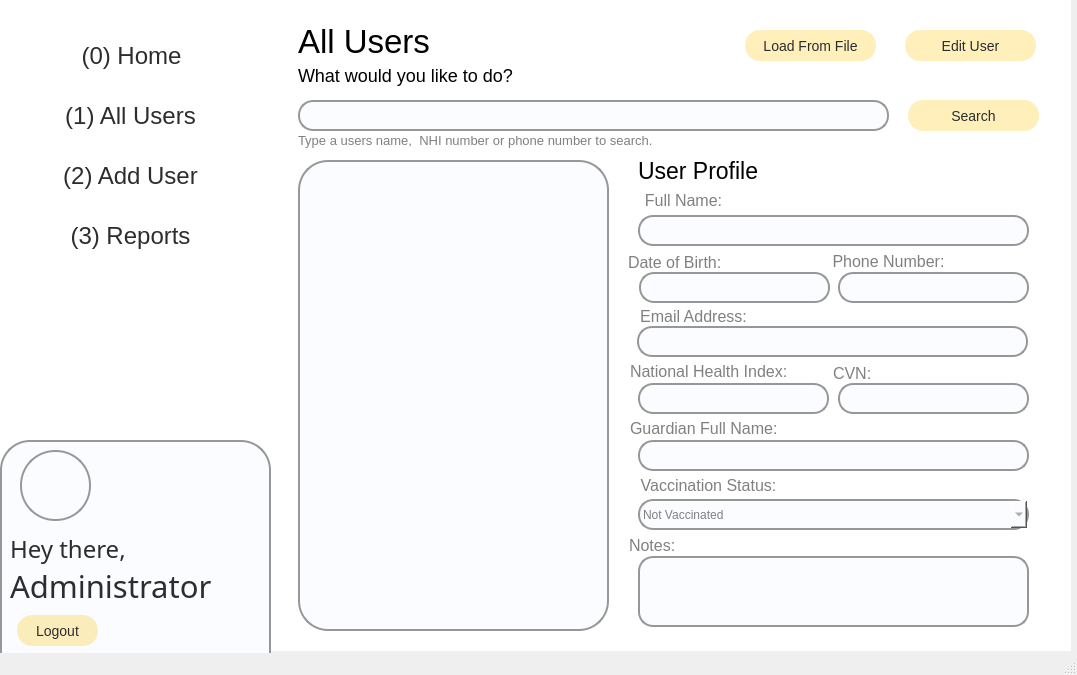
The window that mainwindow.ui (raghiiboiibaxtor/MyCOVIDRecord_New) describes before a commit, drawn with Qt 5.
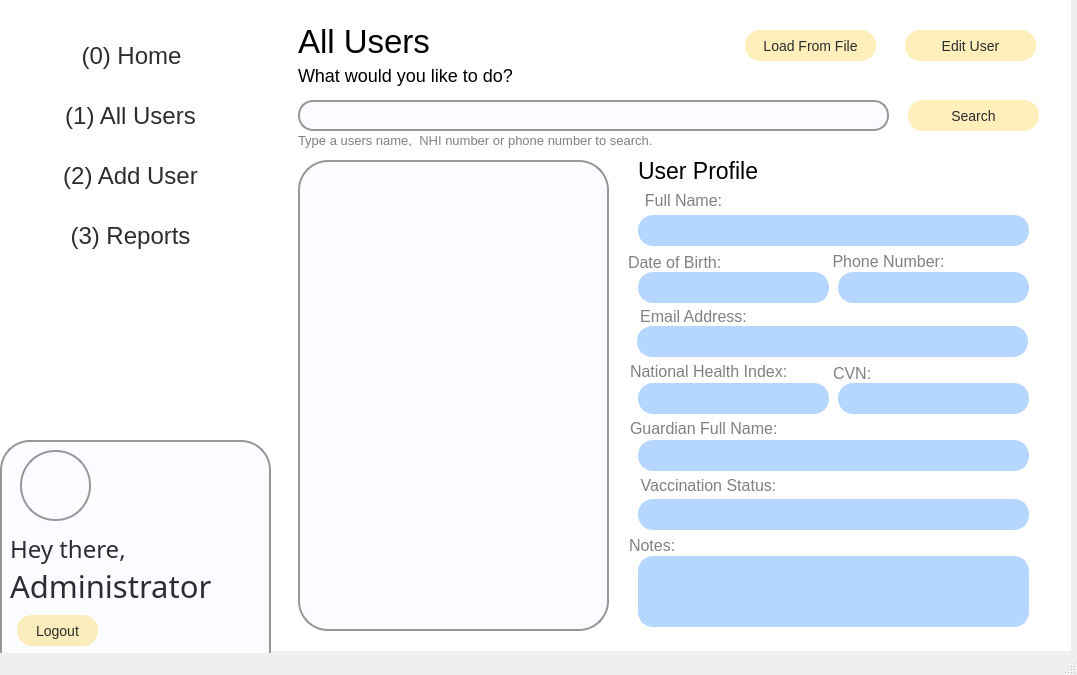
The same window after the commit. The open tabs and pages were chosen to show the change. Icons and pictures are not drawn.

Commit message: Edit Attempt, User Connections, & Label Edits

```diff
--- a/mainwindow.ui
+++ b/mainwindow.ui
@@ -584,81 +584,6 @@
 </string>
        </property>
       </widget>
-      <widget class="QLineEdit" name="showUserName">
-       <property name="geometry">
-        <rect>
-         <x>370</x>
-         <y>235</y>
-         <width>391</width>
-         <height>31</height>
-        </rect>
-       </property>
-       <property name="styleSheet">
-        <string notr="true">background:#FAFCFF;
-border: 2.3px solid #979797;
-border-radius: 15px;
-font-size: 12px;
-line-height: 33px;
-color: gray;
-</string>
-       </property>
-       <property name="text">
-        <string/>
-       </property>
-      </widget>
-      <widget class="QLineEdit" name="showUserGuardian">
-       <property name="geometry">
-        <rect>
-         <x>370</x>
-         <y>460</y>
-         <width>391</width>
-         <height>31</height>
-        </rect>
-       </property>
-       <property name="styleSheet">
-        <string notr="true">background:#FAFCFF;
-border: 2.3px solid #979797;
-border-radius: 15px;
-font-size: 12px;
-line-height: 33px;
-color: gray;
-</string>
-       </property>
-      </widget>
-      <widget class="QComboBox" name="showVaccStatus">
-       <property name="geometry">
-        <rect>
-         <x>370</x>
-         <y>519</y>
-         <width>391</width>
-         <height>31</height>
-        </rect>
-       </property>
-       <property name="styleSheet">
-        <string notr="true">background:#FAFCFF;
-border: 2.3px solid #979797;
-border-radius: 15px;
-font-size: 12px;
-line-height: 33px;
-color: gray;
-</string>
-       </property>
-       <item>
-        <property name="text">
-         <string>Not Vaccinated</string>
-        </property>
-       </item>
-       <item>
-        <property name="text">
-         <string>Partially Vaccinated</string>
-        </property>
-       </item>
-       <item>
-        <property name="text">
-         <string>Fully Vaccinated</string>
-        </property>
-       </item>
-      </widget>
       <widget class="QLabel" name="labelVaccStatus_2">
        <property name="geometry">
         <rect>
@@ -787,25 +712,6 @@
         <number>13</number>
        </property>
       </widget>
-      <widget class="QLineEdit" name="showUserNHI">
-       <property name="geometry">
-        <rect>
-         <x>370</x>
-         <y>403</y>
-         <width>191</width>
-         <height>31</height>
-        </rect>
-       </property>
-       <property name="styleSheet">
-        <string notr="true">background:#FAFCFF;
-border: 2.3px solid #979797;
-border-radius: 15px;
-font-size: 12px;
-line-height: 33px;
-color: gray;
-</string>
-       </property>
-      </widget>
       <widget class="QLabel" name="labelNHI_2">
        <property name="geometry">
         <rect>
@@ -870,25 +776,6 @@
         <number>13</number>
        </property>
       </widget>
-      <widget class="QLineEdit" name="showUserPhone">
-       <property name="geometry">
-        <rect>
-         <x>570</x>
-         <y>292</y>
-         <width>191</width>
-         <height>31</height>
-        </rect>
-       </property>
-       <property name="styleSheet">
-        <string notr="true">background:#FAFCFF;
-border: 2.3px solid #979797;
-border-radius: 15px;
-font-size: 12px;
-line-height: 33px;
-color: gray;
-</string>
-       </property>
-      </widget>
       <widget class="QLabel" name="labelEmail_2">
        <property name="geometry">
         <rect>
@@ -921,44 +808,6 @@
         <number>13</number>
        </property>
       </widget>
-      <widget class="QLineEdit" name="showUserNotes">
-       <property name="geometry">
-        <rect>
-         <x>370</x>
-         <y>576</y>
-         <width>391</width>
-         <height>71</height>
-        </rect>
-       </property>
-       <property name="styleSheet">
-        <string notr="true">background:#FAFCFF;
-border: 2.3px solid #979797;
-border-radius: 15px;
-font-size: 12px;
-line-height: 33px;
-color: gray;
-</string>
-       </property>
-      </widget>
-      <widget class="QLineEdit" name="showUserDOB">
-       <property name="geometry">
-        <rect>
-         <x>371</x>
-         <y>292</y>
-         <width>191</width>
-         <height>31</height>
-        </rect>
-       </property>
-       <property name="styleSheet">
-        <string notr="true">background:#FAFCFF;
-border: 2.3px solid #979797;
-border-radius: 15px;
-font-size: 12px;
-line-height: 33px;
-color: gray;
-</string>
-       </property>
-      </widget>
       <widget class="QLabel" name="labelCVN_2">
        <property name="geometry">
         <rect>
@@ -991,25 +840,6 @@
         <number>13</number>
        </property>
       </widget>
-      <widget class="QLineEdit" name="showUserEmail">
-       <property name="geometry">
-        <rect>
-         <x>369</x>
-         <y>346</y>
-         <width>391</width>
-         <height>31</height>
-        </rect>
-       </property>
-       <property name="styleSheet">
-        <string notr="true">background:#FAFCFF;
-border: 2.3px solid #979797;
-border-radius: 15px;
-font-size: 12px;
-line-height: 33px;
-color: gray;
-</string>
-       </property>
-      </widget>
       <widget class="QLabel" name="labelNotes">
        <property name="geometry">
         <rect>
@@ -1042,25 +872,6 @@
         <number>13</number>
        </property>
       </widget>
-      <widget class="QLineEdit" name="showUserCV">
-       <property name="geometry">
-        <rect>
-         <x>570</x>
-         <y>403</y>
-         <width>191</width>
-         <height>31</height>
-        </rect>
-       </property>
-       <property name="styleSheet">
-        <string notr="true">background:#FAFCFF;
-border: 2.3px solid #979797;
-border-radius: 15px;
-font-size: 12px;
-line-height: 33px;
-color: gray;
-</string>
-       </property>
-      </widget>
       <widget class="QLabel" name="labelAdminUserProfileHeading">
        <property name="geometry">
         <rect>
@@ -1078,7 +889,195 @@
         <string>User Profile</string>
        </property>
       </widget>
-      <zorder>showUserDOB</zorder>
+      <widget class="QLabel" name="showUserName">
+       <property name="geometry">
+        <rect>
+         <x>370</x>
+         <y>235</y>
+         <width>391</width>
+         <height>31</height>
+        </rect>
+       </property>
+       <property name="styleSheet">
+        <string notr="true">background: #B4D6FF;
+border: 2.23px solid #B4D6FF;
+border-radius: 15px;
+font-size: 12px;
+line-height: 33px;
+color: gray;</string>
+       </property>
+       <property name="text">
+        <string/>
+       </property>
+      </widget>
+      <widget class="QLabel" name="showUserDOB">
+       <property name="geometry">
+        <rect>
+         <x>370</x>
+         <y>292</y>
+         <width>191</width>
+         <height>31</height>
+        </rect>
+       </property>
+       <property name="styleSheet">
+        <string notr="true">background: #B4D6FF;
+border: 2.23px solid #B4D6FF;
+border-radius: 15px;
+font-size: 12px;
+line-height: 33px;
+color: gray;</string>
+       </property>
+       <property name="text">
+        <string/>
+       </property>
+      </widget>
+      <widget class="QLabel" name="showUserPhone">
+       <property name="geometry">
+        <rect>
+         <x>570</x>
+         <y>292</y>
+         <width>191</width>
+         <height>31</height>
+        </rect>
+       </property>
+       <property name="styleSheet">
+        <string notr="true">background: #B4D6FF;
+border: 2.23px solid #B4D6FF;
+border-radius: 15px;
+font-size: 12px;
+line-height: 33px;
+color: gray;</string>
+       </property>
+       <property name="text">
+        <string/>
+       </property>
+      </widget>
+      <widget class="QLabel" name="showUserEmail">
+       <property name="geometry">
+        <rect>
+         <x>369</x>
+         <y>346</y>
+         <width>391</width>
+         <height>31</height>
+        </rect>
+       </property>
+       <property name="styleSheet">
+        <string notr="true">background: #B4D6FF;
+border: 2.23px solid #B4D6FF;
+border-radius: 15px;
+font-size: 12px;
+line-height: 33px;
+color: gray;</string>
+       </property>
+       <property name="text">
+        <string/>
+       </property>
+      </widget>
+      <widget class="QLabel" name="showUserGuardian">
+       <property name="geometry">
+        <rect>
+         <x>370</x>
+         <y>460</y>
+         <width>391</width>
+         <height>31</height>
+        </rect>
+       </property>
+       <property name="styleSheet">
+        <string notr="true">background: #B4D6FF;
+border: 2.23px solid #B4D6FF;
+border-radius: 15px;
+font-size: 12px;
+line-height: 33px;
+color: gray;</string>
+       </property>
+       <property name="text">
+        <string/>
+       </property>
+      </widget>
+      <widget class="QLabel" name="showUserCV">
+       <property name="geometry">
+        <rect>
+         <x>570</x>
+         <y>403</y>
+         <width>191</width>
+         <height>31</height>
+        </rect>
+       </property>
+       <property name="styleSheet">
+        <string notr="true">background: #B4D6FF;
+border: 2.23px solid #B4D6FF;
+border-radius: 15px;
+font-size: 12px;
+line-height: 33px;
+color: gray;</string>
+       </property>
+       <property name="text">
+        <string/>
+       </property>
+      </widget>
+      <widget class="QLabel" name="showUserNHI">
+       <property name="geometry">
+        <rect>
+         <x>370</x>
+         <y>403</y>
+         <width>191</width>
+         <height>31</height>
+        </rect>
+       </property>
+       <property name="styleSheet">
+        <string notr="true">background: #B4D6FF;
+border: 2.23px solid #B4D6FF;
+border-radius: 15px;
+font-size: 12px;
+line-height: 33px;
+color: gray;</string>
+       </property>
+       <property name="text">
+        <string/>
+       </property>
+      </widget>
+      <widget class="QLabel" name="showUserNotes">
+       <property name="geometry">
+        <rect>
+         <x>370</x>
+         <y>576</y>
+         <width>391</width>
+         <height>71</height>
+        </rect>
+       </property>
+       <property name="styleSheet">
+        <string notr="true">background: #B4D6FF;
+border: 2.23px solid #B4D6FF;
+border-radius: 15px;
+font-size: 12px;
+line-height: 33px;
+color: gray;</string>
+       </property>
+       <property name="text">
+        <string/>
+       </property>
+      </widget>
+      <widget class="QLabel" name="showVaccStatus">
+       <property name="geometry">
+        <rect>
+         <x>370</x>
+         <y>519</y>
+         <width>391</width>
+         <height>31</height>
+        </rect>
+       </property>
+       <property name="styleSheet">
+        <string notr="true">background: #B4D6FF;
+border: 2.23px solid #B4D6FF;
+border-radius: 15px;
+font-size: 12px;
+line-height: 33px;
+color: gray;</string>
+       </property>
+       <property name="text">
+        <string/>
+       </property>
+      </widget>
       <zorder>labelDOB_2</zorder>
       <zorder>showUserName</zorder>
       <zorder>pbSearch</zorder>
```
Left out of the diff: 339 changed lines with no effect on the pictures. The commit also changes 7 other files.
